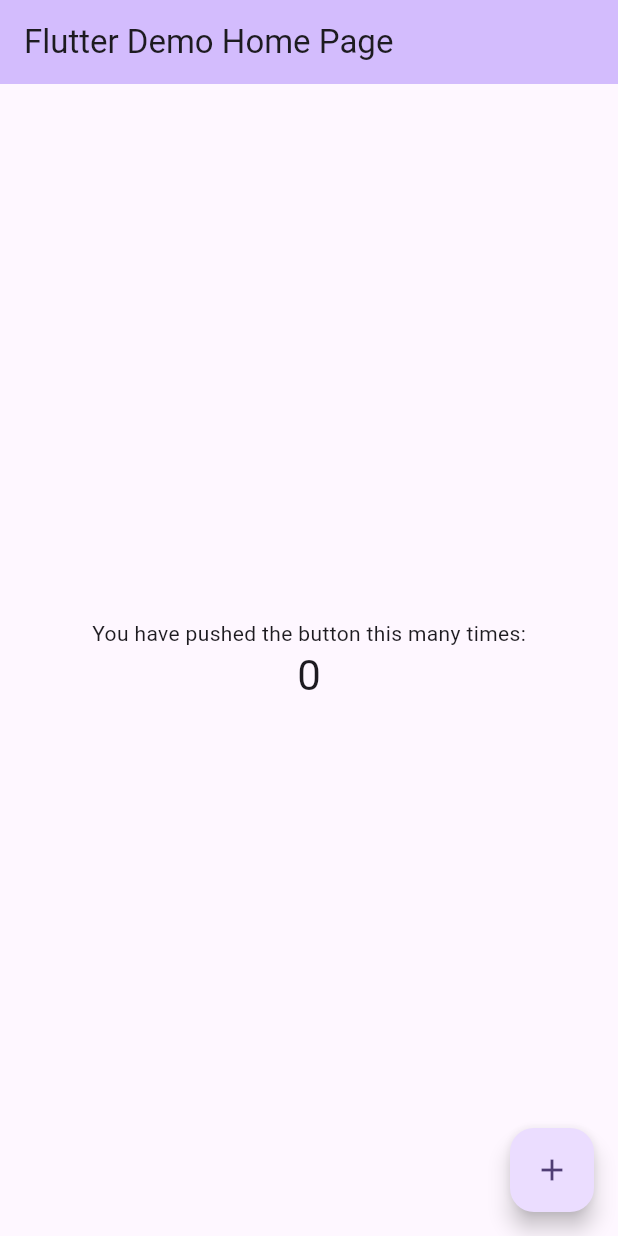
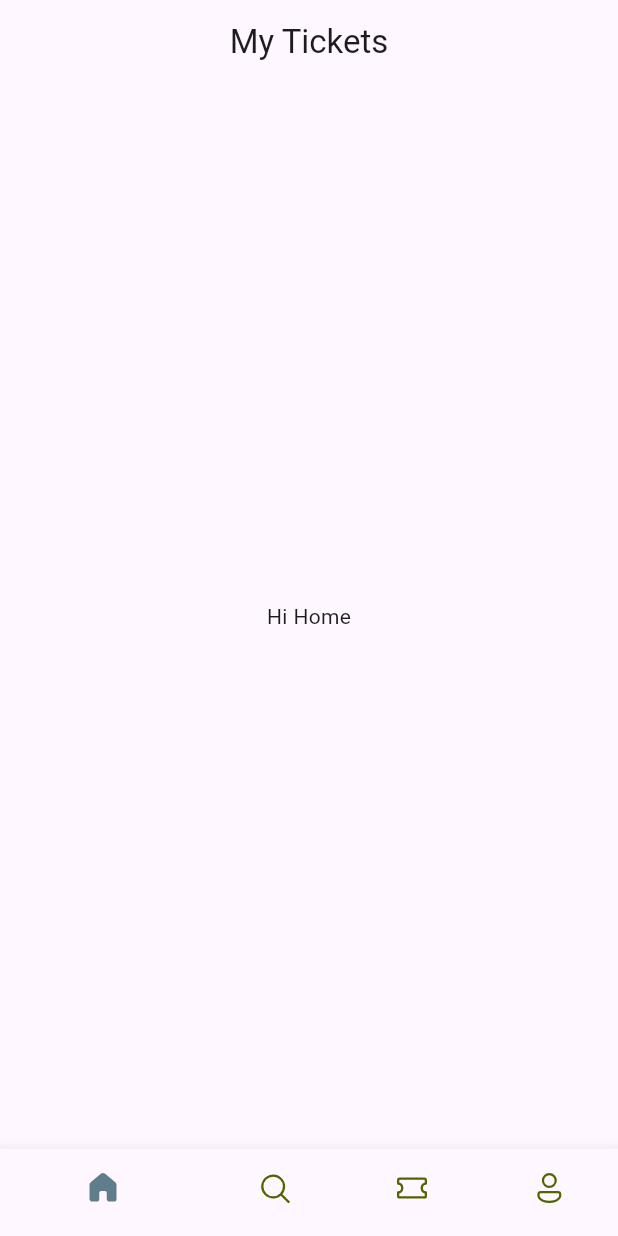
Before and after one commit to amsadeeq/ticket-app, a Flutter app: the screen it shows after launch, on a phone screen of 412 x 824 dp. Run offline on Flutter 3.47's test engine with Material 3 defaults, Android fonts, the phone set to English and light mode, and no system bars; our stand-ins replace fluentui_icons.

Commit message:
creating pages

```diff
--- /dev/null
+++ b/lib/base/bottom_nav_bar.dart
@@ -0,0 +1,66 @@
+import 'package:fluentui_icons/fluentui_icons.dart';
+import 'package:flutter/material.dart';
+import 'package:ticket_app/screens/home_screen.dart';
+
+class BottomNavBar extends StatefulWidget {
+  const BottomNavBar({super.key});
+
+  @override
+  State<BottomNavBar> createState() => _BottomNavBarState();
+}
+
+class _BottomNavBarState extends State<BottomNavBar> {
+  final appScreen = [
+    const HomeScreen(),
+    const Center(child: Text("Search")),
+    const Center(child: Text("Tickets")),
+    const Center(child: Text("Profile")),
+  ];
+
+  var _selectedIndex = 0;
+  void _onItemTapped(int index) {
+    setState(() {
+      _selectedIndex = index;
+    });
+  }
+
+  @override
+  Widget build(BuildContext context) {
+    return Scaffold(
+      appBar: AppBar(
+        title: const Center(child: Text("My Tickets")),
+      ),
+      body: appScreen[_selectedIndex],
+      bottomNavigationBar: BottomNavigationBar(
+        currentIndex: _selectedIndex,
+        onTap: _onItemTapped,
+        selectedItemColor: Colors.blueGrey,
+        unselectedItemColor: const Color.fromRGBO(82, 100, 0, 1),
+        showSelectedLabels: false,
+        showUnselectedLabels: false,
+        items: const [
+          BottomNavigationBarItem(
+            icon: Icon(FluentSystemIcons.ic_fluent_home_regular),
+            activeIcon: Icon(FluentSystemIcons.ic_fluent_home_filled),
+            label: "Home",
+          ),
+          BottomNavigationBarItem(
+            icon: Icon(FluentSystemIcons.ic_fluent_search_regular),
+            activeIcon: Icon(FluentSystemIcons.ic_fluent_search_filled),
+            label: "Search",
+          ),
+          BottomNavigationBarItem(
+            icon: Icon(FluentSystemIcons.ic_fluent_ticket_regular),
+            activeIcon: Icon(FluentSystemIcons.ic_fluent_ticket_filled),
+            label: "Ticket",
+          ),
+          BottomNavigationBarItem(
+            icon: Icon(FluentSystemIcons.ic_fluent_person_regular),
+            activeIcon: Icon(FluentSystemIcons.ic_fluent_person_filled),
+            label: "Person",
+          ),
+        ],
+      ),
+    );
+  }
+}
--- a/lib/main.dart
+++ b/lib/main.dart
@@ -1,4 +1,5 @@
 import 'package:flutter/material.dart';
+import 'package:ticket_app/base/bottom_nav_bar.dart';
 
 void main() {
   runApp(const MyApp());
@@ -13,113 +14,10 @@
     return MaterialApp(
       title: 'Flutter Demo',
       theme: ThemeData(
-        // This is the theme of your application.
-        //
-        // TRY THIS: Try running your application with "flutter run". You'll see
-        // the application has a purple toolbar. Then, without quitting the app,
-        // try changing the seedColor in the colorScheme below to Colors.green
-        // and then invoke "hot reload" (save your changes or press the "hot
-        // reload" button in a Flutter-supported IDE, or press "r" if you used
-        // the command line to start the app).
-        //
-        // Notice that the counter didn't reset back to zero; the application
-        // state is not lost during the reload. To reset the state, use hot
-        // restart instead.
-        //
-        // This works for code too, not just values: Most code changes can be
-        // tested with just a hot reload.
         colorScheme: ColorScheme.fromSeed(seedColor: Colors.deepPurple),
         useMaterial3: true,
       ),
-      home: const MyHomePage(title: 'Flutter Demo Home Page'),
+      home: const BottomNavBar(),
     );
   }
 }
-
-class MyHomePage extends StatefulWidget {
-  const MyHomePage({super.key, required this.title});
-
-  // This widget is the home page of your application. It is stateful, meaning
-  // that it has a State object (defined below) that contains fields that affect
-  // how it looks.
-
-  // This class is the configuration for the state. It holds the values (in this
-  // case the title) provided by the parent (in this case the App widget) and
-  // used by the build method of the State. Fields in a Widget subclass are
-  // always marked "final".
-
-  final String title;
-
-  @override
-  State<MyHomePage> createState() => _MyHomePageState();
-}
-
-class _MyHomePageState extends State<MyHomePage> {
-  int _counter = 0;
-
-  void _incrementCounter() {
-    setState(() {
-      // This call to setState tells the Flutter framework that something has
-      // changed in this State, which causes it to rerun the build method below
-      // so that the display can reflect the updated values. If we changed
-      // _counter without calling setState(), then the build method would not be
-      // called again, and so nothing would appear to happen.
-      _counter++;
-    });
-  }
-
-  @override
-  Widget build(BuildContext context) {
-    // This method is rerun every time setState is called, for instance as done
-    // by the _incrementCounter method above.
-    //
-    // The Flutter framework has been optimized to make rerunning build methods
-    // fast, so that you can just rebuild anything that needs updating rather
-    // than having to individually change instances of widgets.
-    return Scaffold(
-      appBar: AppBar(
-        // TRY THIS: Try changing the color here to a specific color (to
-        // Colors.amber, perhaps?) and trigger a hot reload to see the AppBar
-        // change color while the other colors stay the same.
-        backgroundColor: Theme.of(context).colorScheme.inversePrimary,
-        // Here we take the value from the MyHomePage object that was created by
-        // the App.build method, and use it to set our appbar title.
-        title: Text(widget.title),
-      ),
-      body: Center(
-        // Center is a layout widget. It takes a single child and positions it
-        // in the middle of the parent.
-        child: Column(
-          // Column is also a layout widget. It takes a list of children and
-          // arranges them vertically. By default, it sizes itself to fit its
-          // children horizontally, and tries to be as tall as its parent.
-          //
-          // Column has various properties to control how it sizes itself and
-          // how it positions its children. Here we use mainAxisAlignment to
-          // center the children vertically; the main axis here is the vertical
-          // axis because Columns are vertical (the cross axis would be
-          // horizontal).
-          //
-          // TRY THIS: Invoke "debug painting" (choose the "Toggle Debug Paint"
-          // action in the IDE, or press "p" in the console), to see the
-          // wireframe for each widget.
-          mainAxisAlignment: MainAxisAlignment.center,
-          children: <Widget>[
-            const Text(
-              'You have pushed the button this many times:',
-            ),
-            Text(
-              '$_counter',
-              style: Theme.of(context).textTheme.headlineMedium,
-            ),
-          ],
-        ),
-      ),
-      floatingActionButton: FloatingActionButton(
-        onPressed: _incrementCounter,
-        tooltip: 'Increment',
-        child: const Icon(Icons.add),
-      ), // This trailing comma makes auto-formatting nicer for build methods.
-    );
-  }
-}
--- /dev/null
+++ b/lib/screens/home_screen.dart
@@ -0,0 +1,10 @@
+import 'package:flutter/material.dart';
+
+class HomeScreen extends StatelessWidget {
+  const HomeScreen({super.key});
+
+  @override
+  Widget build(BuildContext context) {
+    return const Center(child: Text("Hi Home"));
+  }
+}
--- a/pubspec.yaml
+++ b/pubspec.yaml
@@ -35,6 +35,7 @@
   # The following adds the Cupertino Icons font to your application.
   # Use with the CupertinoIcons class for iOS style icons.
   cupertino_icons: ^1.0.8
+  fluentui_icons: ^1.0.0
 
 dev_dependencies:
   flutter_test:
```
Also changed, not shown: pubspec.lock.
